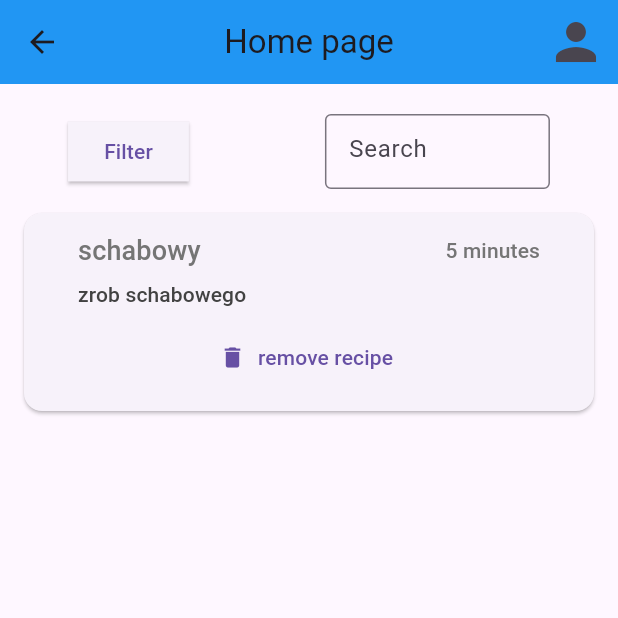
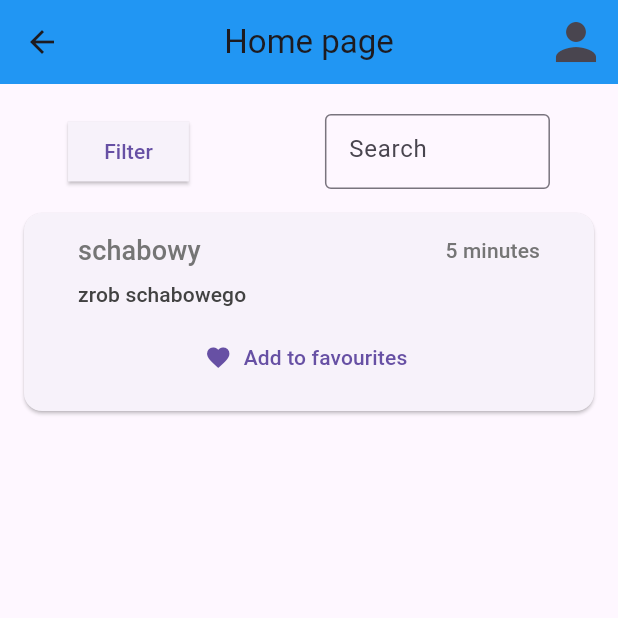
Before and after one commit to xdCranx/RecipeWorld, a Flutter app: the HomePage screen opened by its route, on a phone screen of 412 x 824 dp, the top half of it. Run offline on Flutter 3.47's test engine with Material 3 defaults, Android fonts, the phone set to English and light mode, and no system bars; our stand-ins replace popover.

Commit message:
In RecipeList changed 'delete' button's presence to optional, added optional 'add to favourites' button

```diff
--- a/frontend/lib/pages/favourites.dart
+++ b/frontend/lib/pages/favourites.dart
@@ -32,6 +32,7 @@ class _FavouritesPageState extends State<FavouritesPage> {
       Column(
         children:
         favRecipes.map((recipe) => RecipeList(
+          removeAllowed: true,
             recipe: recipe,
             delete: () {
               setState(() {
--- a/frontend/lib/pages/home.dart
+++ b/frontend/lib/pages/home.dart
@@ -79,10 +79,11 @@ class _HomePageState extends State<HomePage> {
             child: Column(
               children:
               Recipes.map((recipe) => RecipeList(
+                addToFavAllowed: true,
                   recipe: recipe,
-                  delete: () {
+                  fav: () {
                     setState(() {
-                      Recipes.remove(recipe);
+                      //TODO: IMPLEMENT ADDING TO USER'S FAVOURITES IN DATABASE
                     });
                   }
 
--- a/frontend/lib/services/recipe_list.dart
+++ b/frontend/lib/services/recipe_list.dart
@@ -4,7 +4,12 @@ import '/pages/recipe_page.dart';
 class RecipeList extends StatelessWidget {
   final Recipe recipe;
   final VoidCallback delete;
-  RecipeList({ required this.recipe, required this.delete });
+  final VoidCallback fav;
+  final bool removeAllowed;
+  final bool addToFavAllowed;
+  RecipeList({ required this.recipe,   this.removeAllowed=false, this.addToFavAllowed=false, VoidCallback? delete, VoidCallback? fav }):
+        delete = delete ?? (() {}),
+        fav = fav ?? (() {});
 
 
   @override
@@ -49,10 +54,17 @@ class RecipeList extends StatelessWidget {
                   )),
 
               SizedBox(height:8),
+              if(removeAllowed == true)
               TextButton.icon(
                   onPressed: delete,
                   icon: Icon(Icons.delete),
-                  label: Text('remove recipe'))
+                  label: Text('remove recipe')),
+
+              if(addToFavAllowed == true)
+                TextButton.icon(
+                    onPressed: fav,
+                    icon: Icon(Icons.favorite),
+                    label: Text('Add to favourites'))
 
             ],
           ),
```
